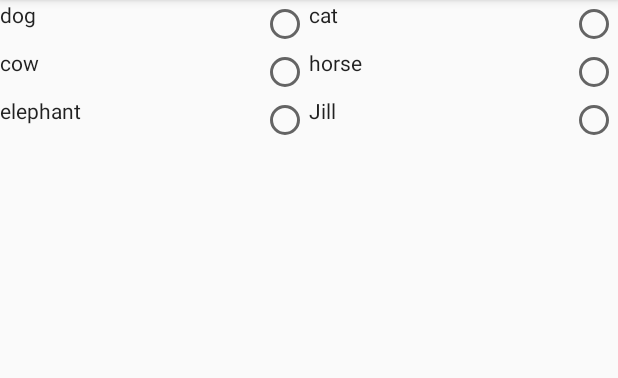
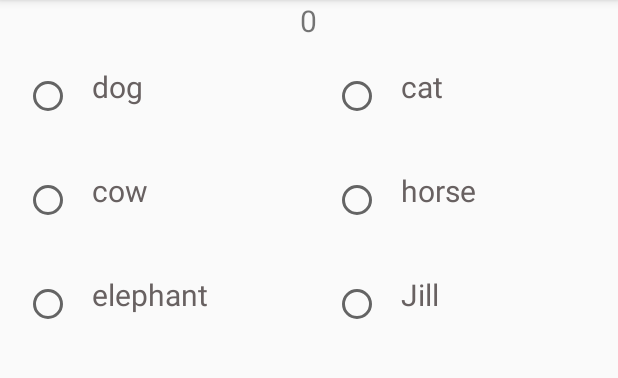
Before and after one commit to jillhickman/RecyclerViewExample, an Android app: the screen it shows after launch (MainActivity), on a phone screen of 412 x 824 dp, the part 84-462 px from its top. Run offline under Robolectric (Android 15) with nearby library versions, the phone set to English and light mode, and no system bars.

Commit message:
onClick happens in viewHolder instead of onBind

```diff
--- a/app/src/main/java/com/example/recyclerviewexample/MainActivity.java
+++ b/app/src/main/java/com/example/recyclerviewexample/MainActivity.java
@@ -6,6 +6,7 @@ import android.support.v7.widget.GridLayoutManager;
 import android.support.v7.widget.LinearLayoutManager;
 import android.support.v7.widget.RecyclerView;
 import android.util.Log;
+import android.widget.TextView;
 
 import java.util.ArrayList;
 import java.util.Arrays;
@@ -16,12 +17,14 @@ public class MainActivity extends AppCompatActivity {
     private RecyclerView.Adapter myAdapter;
     private RecyclerView.LayoutManager layoutManager;
     private List<AddOnItem> myDataSet;
+    public  TextView addOnsTV;
 
     @Override
     protected void onCreate(Bundle savedInstanceState) {
         super.onCreate(savedInstanceState);
         setContentView(R.layout.activity_main);
         recyclerView = (RecyclerView) findViewById(R.id.recyclerView);
+        addOnsTV = (TextView) findViewById(R.id.amountTV);
 
         myDataSet = new ArrayList<>();
         myDataSet.add(new AddOnItem("dog", 10));
@@ -38,6 +41,7 @@ public class MainActivity extends AppCompatActivity {
         // specify an adapter
         myAdapter = new MyAdapter(myDataSet);
         recyclerView.setAdapter(myAdapter);
+        addOnsTV.setText("0");
 
     }
 }
--- a/app/src/main/java/com/example/recyclerviewexample/MyAdapter.java
+++ b/app/src/main/java/com/example/recyclerviewexample/MyAdapter.java
@@ -7,12 +7,18 @@ import android.util.Log;
 import android.view.LayoutInflater;
 import android.view.View;
 import android.view.ViewGroup;
-import android.widget.CheckedTextView;
+import android.widget.CheckBox;
+import android.widget.CompoundButton;
+import android.widget.RadioButton;
+import android.widget.TextView;
 
 import java.util.List;
 
 public class MyAdapter extends RecyclerView.Adapter<MyAdapter.MyViewHolder> {
     private List<AddOnItem> myDataSet;
+    RadioButton radio;
+    TextView tv;
+    private int lastSelectedPosition = -1;
 
 
     // Provide a suitable constructor (depends on the kind of dataset)
@@ -25,9 +31,11 @@ public class MyAdapter extends RecyclerView.Adapter<MyAdapter.MyViewHolder> {
     public MyViewHolder onCreateViewHolder(@NonNull ViewGroup viewGroup, int viewType) {
         // create a new view
         Context context = viewGroup.getContext();
-        LayoutInflater  layoutInflater = LayoutInflater.from(context);
-        CheckedTextView checkedTextView = (CheckedTextView) layoutInflater.inflate(R.layout.name_list, viewGroup,false);
-        return new MyViewHolder(checkedTextView);
+        LayoutInflater layoutInflater = LayoutInflater.from(context);
+        View view = layoutInflater.inflate(R.layout.name_list, viewGroup, false);
+        radio = (RadioButton) view.findViewById(R.id.add_ons_radioButton);
+        tv = (TextView) view.findViewById(R.id.add_ons_name);
+        return new MyViewHolder(view, radio, tv);
     }
 
     @Override
@@ -43,8 +51,8 @@ public class MyAdapter extends RecyclerView.Adapter<MyAdapter.MyViewHolder> {
         String name = myDataSet.get(position).getName();
         boolean isChecked = myDataSet.get(position).isChecked();
         Log.d("MyAdapter", name);
-        holder.checkedTextView.setText(name);
-        holder.checkedTextView.setChecked(isChecked);
+        holder.tv.setText(name);
+        holder.radio.setChecked(isChecked);
     }
 
     @Override
@@ -58,21 +66,44 @@ public class MyAdapter extends RecyclerView.Adapter<MyAdapter.MyViewHolder> {
 
     public class MyViewHolder extends RecyclerView.ViewHolder implements View.OnClickListener {
         // each data item is just a string in this case
-        private CheckedTextView checkedTextView;
-        MyViewHolder(CheckedTextView checkedTextView) {
-            super(checkedTextView);
-            this.checkedTextView = checkedTextView;
-            checkedTextView.setOnClickListener(this);
+        RadioButton radio;
+        TextView tv;
+
+        MyViewHolder(View view, RadioButton radio, TextView tv) {
+            super(view);
+            this.radio = radio;
+            this.tv = tv;
+            radio.setOnClickListener(this);
+        }
+
+        @Override
+        public void onClick(View view) {
+            lastSelectedPosition = getAdapterPosition();
+            boolean isChecked = myDataSet.get(lastSelectedPosition).isChecked();
+            //First check to see if there are any items that are checked to true for isChecked
+            if(myDataSet != null && myDataSet.size() > 0){
+                for (int addOnItemIndex = 0; addOnItemIndex < myDataSet.size(); addOnItemIndex++) {
+                    boolean isCheckedTrue = myDataSet.get(addOnItemIndex).isChecked();
+                    if(isCheckedTrue){
+                        myDataSet.get(addOnItemIndex).setChecked(false);
+                    }
+                }
+            }
+            myDataSet.get(lastSelectedPosition).setChecked(!isChecked);
+            long addOnsTotalAmount = myDataSet.get(lastSelectedPosition).getAmount();
+
+            notifyDataSetChanged();
         }
 
 
-        @Override
-        public void onClick(View view) {
-            int adapterPosition =  getAdapterPosition();
-            boolean isChecked = myDataSet.get(adapterPosition).isChecked();
-            //This is setting the isChecked to the reverse
-            myDataSet.get(adapterPosition).setChecked(!isChecked);
-            notifyDataSetChanged();
-        }
+//        @Override
+//        public void onClick(View view) {
+//            int adapterPosition =  getAdapterPosition();
+//            boolean isChecked = myDataSet.get(adapterPosition).isChecked();
+//            //This is setting the isChecked to the reverse
+//            myDataSet.get(adapterPosition).setChecked(!isChecked);
+//            notifyDataSetChanged();
+//        }
+
     }
 }
--- a/app/src/main/res/layout/activity_main.xml
+++ b/app/src/main/res/layout/activity_main.xml
@@ -1,8 +1,21 @@
 <?xml version="1.0" encoding="utf-8"?>
+<LinearLayout xmlns:android="http://schemas.android.com/apk/res/android"
+    xmlns:tools="http://schemas.android.com/tools"
+    android:layout_width="match_parent"
+    android:layout_height="match_parent"
+    android:orientation="vertical">
 
-<android.support.v7.widget.RecyclerView
-    android:id="@+id/recyclerView"
-    android:layout_width="match_parent"
-    android:layout_height="wrap_content"
-    android:scrollbars="vertical"
-    xmlns:android="http://schemas.android.com/apk/res/android" />
+    <TextView
+        android:id="@+id/amountTV"
+        android:layout_width="wrap_content"
+        android:layout_height="wrap_content"
+        android:layout_gravity="center"
+        android:textSize="20sp"
+        tools:text="$1.00" />
+
+    <android.support.v7.widget.RecyclerView
+        android:id="@+id/recyclerView"
+        android:layout_width="match_parent"
+        android:layout_height="wrap_content"
+        android:scrollbars="vertical" />
+</LinearLayout>
--- a/app/src/main/res/layout/name_list.xml
+++ b/app/src/main/res/layout/name_list.xml
@@ -1,8 +1,27 @@
 <?xml version="1.0" encoding="utf-8"?>
 
+<LinearLayout xmlns:android="http://schemas.android.com/apk/res/android"
+    xmlns:tools="http://schemas.android.com/tools"
+    android:layout_width="wrap_content"
+    android:layout_height="wrap_content"
+    android:orientation="horizontal"
+    android:padding="10dp">
 
-<CheckedTextView android:id="@+id/nameTv"
-    android:layout_width="match_parent"
-    android:layout_height="wrap_content"
-    android:checkMark="?android:attr/listChoiceIndicatorSingle"
-    xmlns:android="http://schemas.android.com/apk/res/android" />
+    <RadioButton xmlns:android="http://schemas.android.com/apk/res/android"
+        android:id="@+id/add_ons_radioButton"
+        android:layout_width="45dp"
+        android:layout_height="45dp"
+        android:layout_marginStart="6dp"
+        android:layout_marginTop="4dp"
+        android:padding="12dp" />
+
+    <TextView
+        android:id="@+id/add_ons_name"
+        android:layout_width="wrap_content"
+        android:layout_height="wrap_content"
+        android:gravity="center"
+        android:maxLength="15"
+        android:textColor="#686161"
+        android:textSize="20sp"
+        tools:text="Item" />
+</LinearLayout>
```
